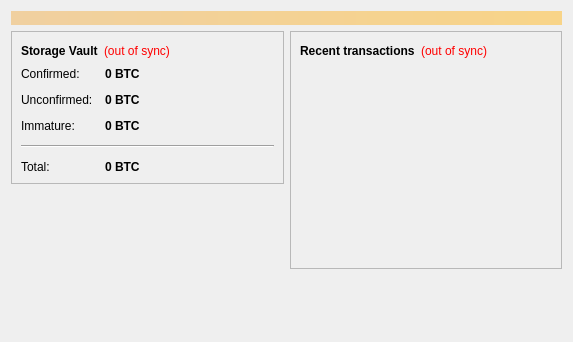
troptions/troptions, file src/qt/forms/overviewpage.ui: the form before one commit.
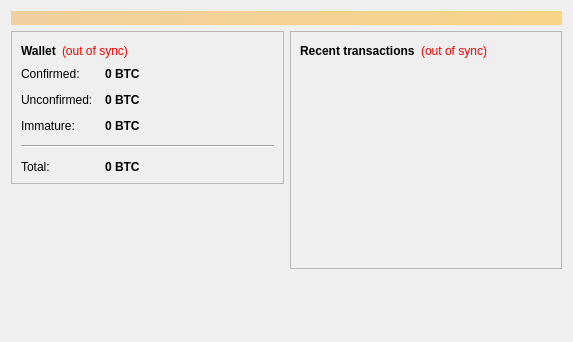
The form after the commit. Icons and pictures are not drawn.

```diff
--- a/src/qt/forms/overviewpage.ui
+++ b/src/qt/forms/overviewpage.ui
@@ -54,7 +54,7 @@
                </font>
               </property>
               <property name="text">
-               <string>Storage Vault</string>
+               <string>Wallet</string>
               </property>
              </widget>
             </item>
```
